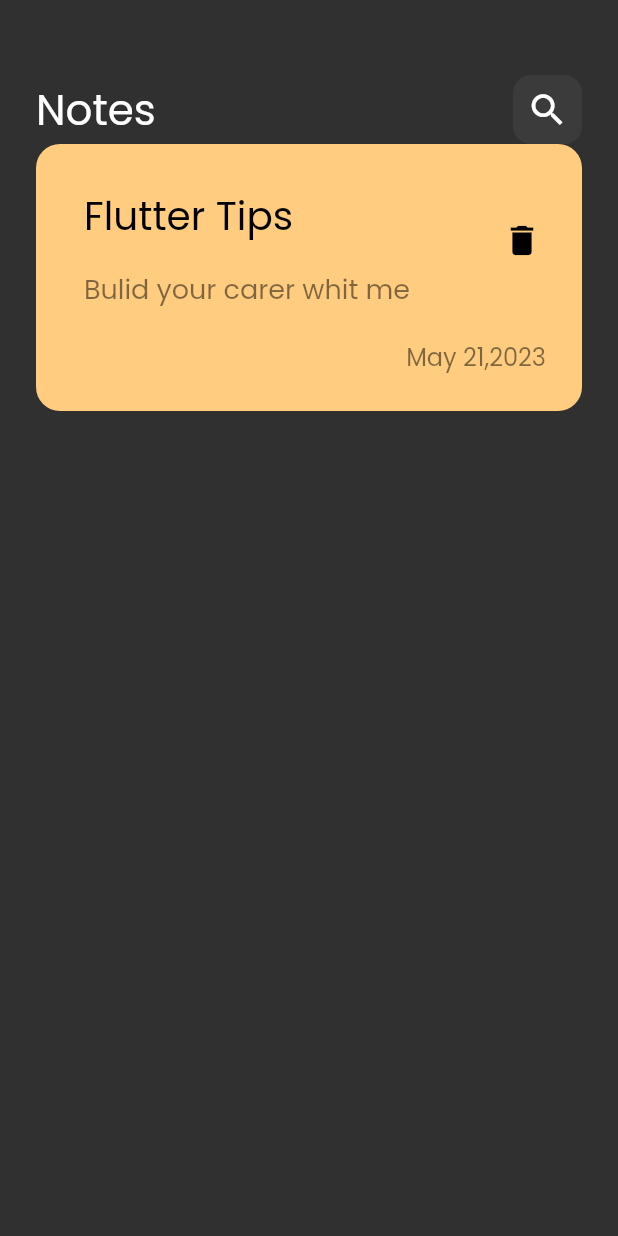
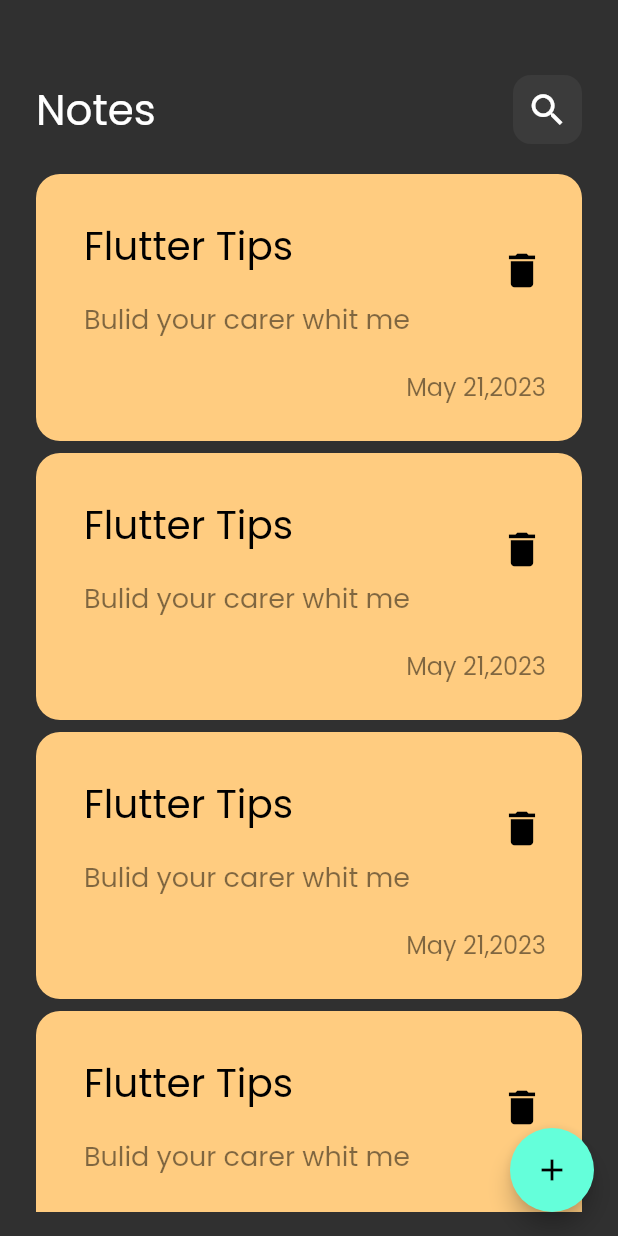
Before and after one commit to AhmedMohmmedd/notes-app, a Flutter app: the screen it shows after launch, on a phone screen of 412 x 824 dp. Run offline on Flutter 3.47's test engine with Material 2 defaults, Android fonts, the phone set to English and light mode, and no system bars.

Commit message:
finsh AddNoteBottomSheet

```diff
--- /dev/null
+++ b/lib/constens.dart
@@ -0,0 +1,3 @@
+import 'package:flutter/material.dart';
+
+const KprimaryColor =const  Color(0xff62FCD7);
--- a/lib/views/notes_view.dart
+++ b/lib/views/notes_view.dart
@@ -2,6 +2,7 @@ import 'package:flutter/material.dart';
 import 'package:flutter/src/widgets/framework.dart';
 import 'package:flutter/src/widgets/placeholder.dart';
 
+import '../widghts/AddNoteBottomSheet.dart';
 import '../widghts/nots_view_body.dart';
 
 class NotesView extends StatelessWidget {
@@ -9,7 +10,20 @@ class NotesView extends StatelessWidget {
 
   @override
   Widget build(BuildContext context) {
-    return const Scaffold(
+    return Scaffold(
+      floatingActionButton: FloatingActionButton(
+        onPressed: () {
+          showModalBottomSheet(
+            shape: RoundedRectangleBorder(
+              borderRadius: BorderRadius.circular(16),
+            ),
+              context: context,
+              builder: (context) {
+                return AddNoteBottomSheet();
+              });
+        },
+        child: Icon(Icons.add),
+      ),
       body: notesViewBody(),
     );
   }
--- /dev/null
+++ b/lib/widghts/NotesListView.dart
@@ -0,0 +1,22 @@
+import 'package:flutter/cupertino.dart';
+
+import 'custom_NotesItem.dart';
+
+class NotesListView extends StatelessWidget {
+  const NotesListView({super.key});
+
+  @override
+  Widget build(BuildContext context) {
+    return Padding(
+      padding: const EdgeInsets.symmetric(vertical: 16),
+      child: ListView.builder(
+          padding: EdgeInsets.zero,
+          itemBuilder: (context, index) {
+            return Padding(
+              padding: const EdgeInsets.symmetric(vertical: 4),
+              child: NotesItem(),
+            );
+          }),
+    );
+  }
+}
--- a/lib/widghts/custom_NotesItem.dart
+++ b/lib/widghts/custom_NotesItem.dart
@@ -36,7 +36,7 @@ class NotesItem extends StatelessWidget {
                 icon: const Icon(
                   Icons.delete,
                   color: Colors.black,
-                  size: 26,
+                  size: 30,
                 ),
               )),
               Padding(
--- a/lib/widghts/nots_view_body.dart
+++ b/lib/widghts/nots_view_body.dart
@@ -1,6 +1,7 @@
 import 'package:flutter/cupertino.dart';
 import 'package:flutter/material.dart';
 
+import 'NotesListView.dart';
 import 'custom_NotesItem.dart';
 import 'custom_appbar.dart';
 
@@ -17,7 +18,7 @@ class notesViewBody extends StatelessWidget {
             height: 50,
           ),
           CustomAppBar(),
-          NotesItem(),
+          Expanded(child: NotesListView()),
         ],
       ),
     );
```
Also changed, not shown: lib/widghts/AddNoteBottomSheet.dart (added, +43 -0 lines), lib/widghts/customBottn.dart (added, +27 -0 lines), lib/widghts/custom_textfiled.dart (added, +34 -0 lines).
